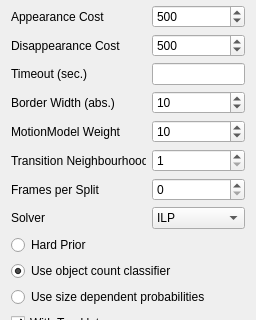
Above: ilastik/applets/tracking/conservation/drawer.ui from ilastik/ilastik before the change; both pictures show x 0 to 256 and y 411 to 731 of the 256 by 1322 pixel window. Below: the same form after it.
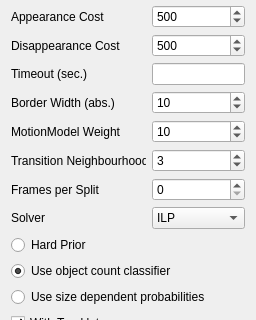
That is the form after the change.

Commit message:
Better default value for maxNearestNeighbors
in most cases, the maxNearestNeighbors value should be larger than 1, to allow
for greater flexibility in the tracking solution.

```diff
--- a/ilastik/applets/tracking/conservation/drawer.ui
+++ b/ilastik/applets/tracking/conservation/drawer.ui
@@ -382,6 +382,9 @@
          <property name="maximum">
           <number>5</number>
          </property>
+         <property name="value">
+          <number>3</number>
+         </property>
         </widget>
        </item>
        <item row="7" column="0">
```
The commit also changes 1 other file.
